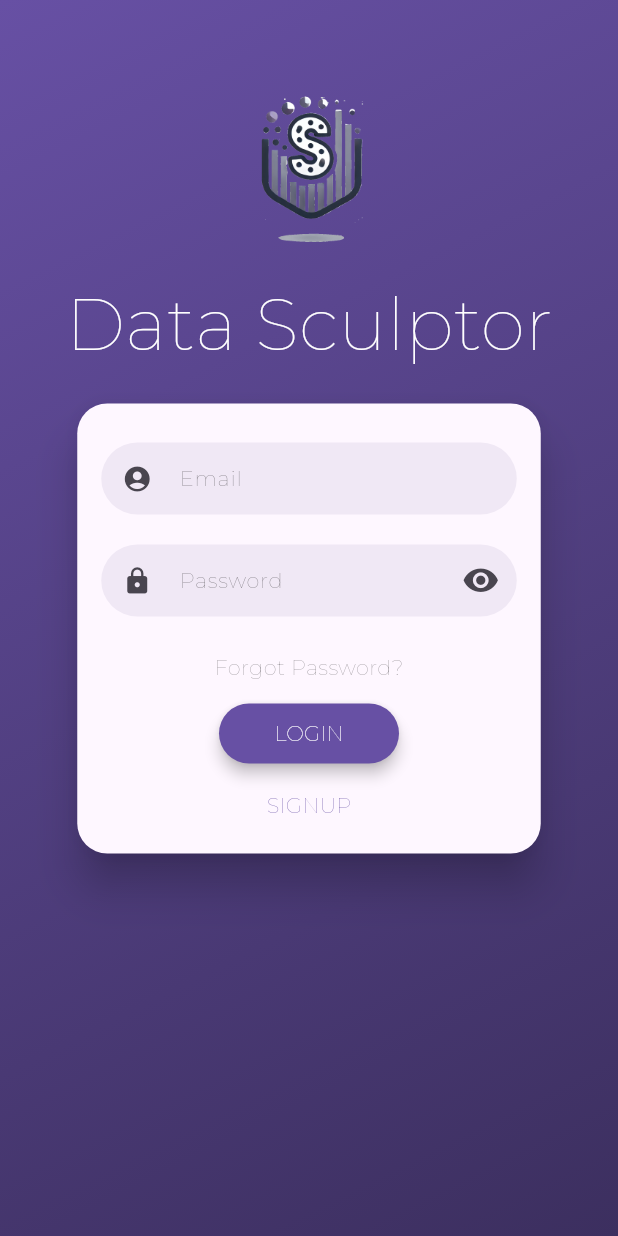
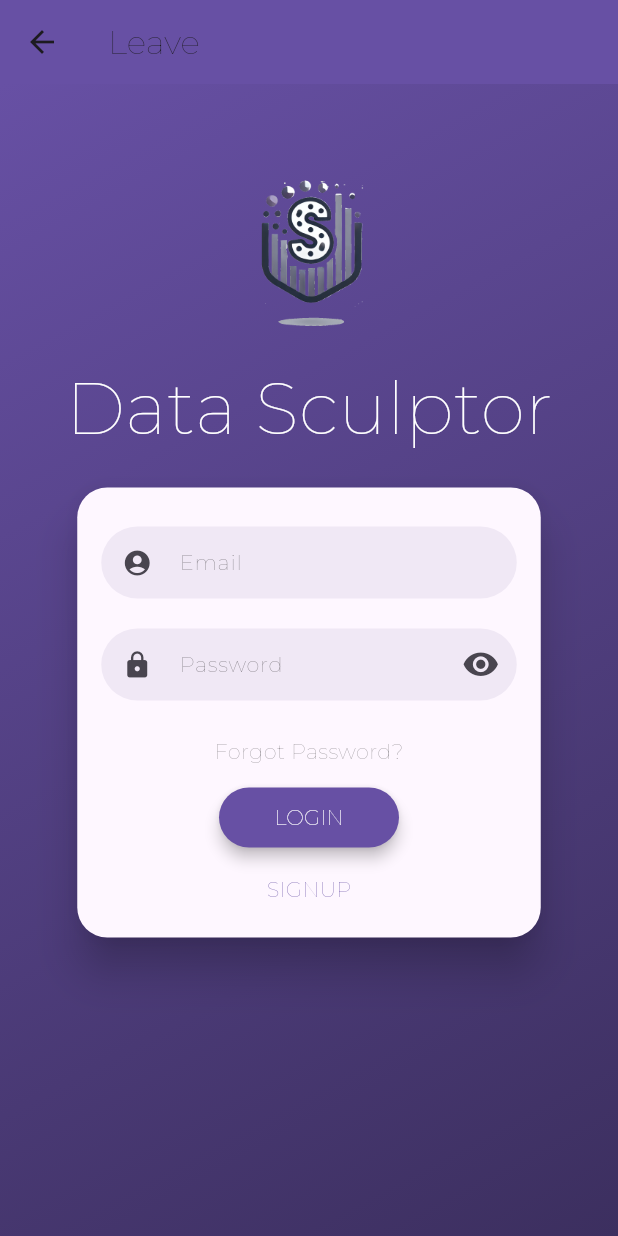
Before and after one commit to lfindlay24/data-sculpter, a Flutter app: the LoginScreen screen opened directly, on a phone screen of 412 x 824 dp. Run offline on Flutter 3.47's test engine with Material 3 defaults, Android fonts, the light colour scheme and no system bars; drawn by our look-alikes of flutter_login; our stand-ins replace file_picker, flutter_svg, syncfusion_flutter_charts; project files that could hold a hidden picture were left out.

Commit message:
Changed some things with the UI

```diff
--- a/flutter_ui/lib/pages/login.dart
+++ b/flutter_ui/lib/pages/login.dart
@@ -92,8 +92,14 @@ class LoginScreen extends StatelessWidget {
 
   @override
   Widget build(BuildContext context) {
-    return FlutterLogin(
+    return Scaffold(
+      appBar: AppBar(
+        title: const Text('Leave'),
+        backgroundColor: const Color.fromARGB(255, 103, 80, 164),
+      ),
+      body: FlutterLogin(
         title: 'Data Sculptor',
+        scrollable: true,
         userType: LoginUserType.email,
         logo: const AssetImage('assets/images/Logo.png'),
         onLogin: _authUser,
@@ -105,6 +111,7 @@ class LoginScreen extends StatelessWidget {
         },
         onRecoverPassword: _recoverPassword,
         onConfirmRecover: _confirmRecoverPassword,
+      ),
     );
   }
 
```
Also changed, not shown: flutter_ui/lib/pages/home.dart (+13 -0 lines). Lines whose indentation alone changed are shown as unchanged.
